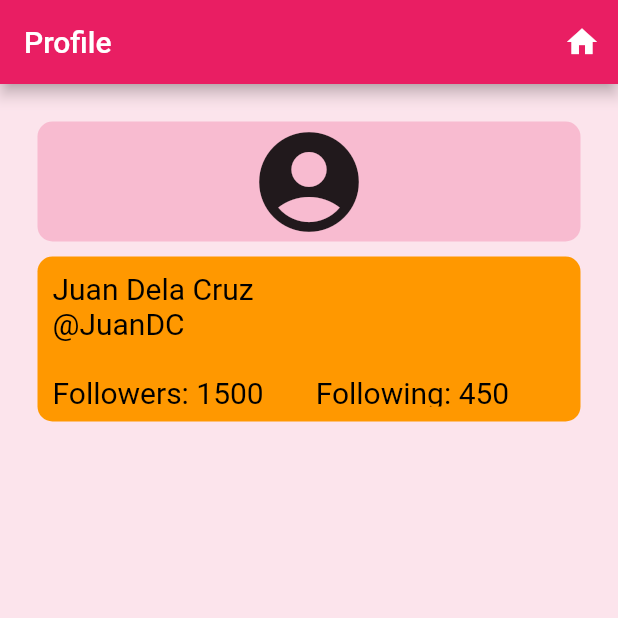
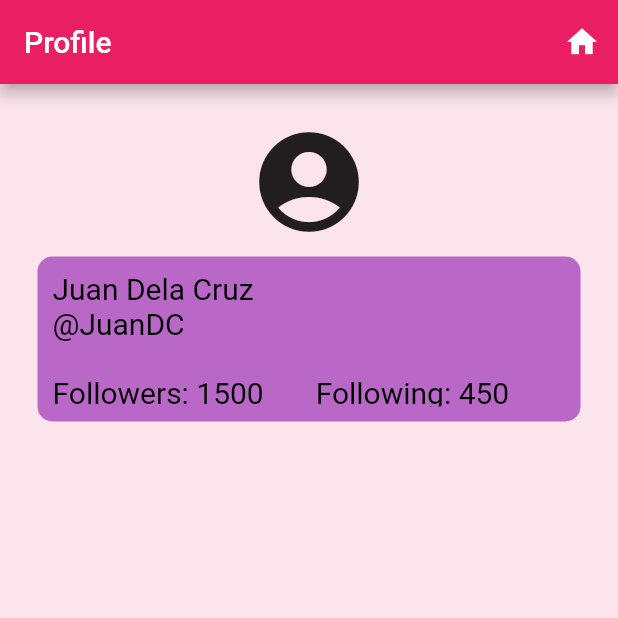
Before and after one commit to AnneRoki/m3output, a Flutter app: the Profile screen opened directly, on a phone screen of 412 x 824 dp, the top half of it. Run offline on Flutter 3.47's test engine with Material 2 defaults, Android fonts, the phone set to English and light mode, and no system bars.

Commit message:
Update profile.dart

```diff
--- a/lib/profile.dart
+++ b/lib/profile.dart
@@ -42,7 +42,7 @@ class ProfileState extends State<Profile> {
             height: 80,
             width: 600,
             decoration: BoxDecoration(
-                color: Colors.pink[100],
+                color: Colors.pink[50],
                 borderRadius: BorderRadius.all(Radius.circular(10))),
             child: Icon(
               Icons.account_circle_rounded,
@@ -54,7 +54,7 @@ class ProfileState extends State<Profile> {
             height: 110,
             width: 700,
             decoration: BoxDecoration(
-                color: Colors.orange,
+                color: Colors.purple[300],
                 borderRadius: BorderRadius.all(Radius.circular(10))),
             child: Padding(
               padding: EdgeInsets.all(10),
```
